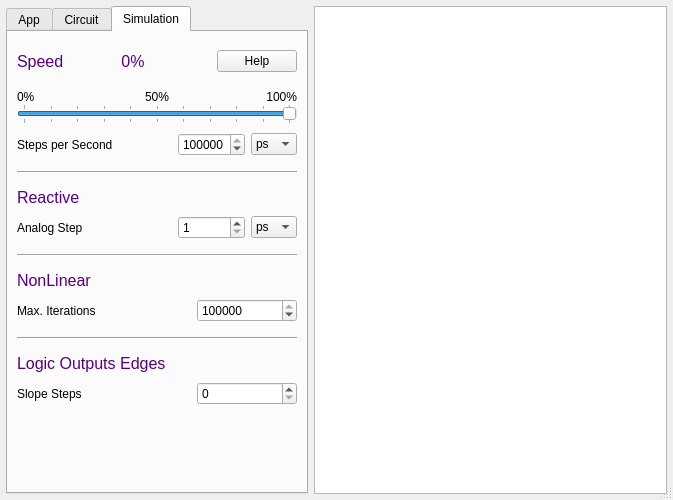
The window that src/gui/appdialogs/appdialog.ui (vraniik/SimulIDE-dev) describes before a commit, drawn with Qt 5.
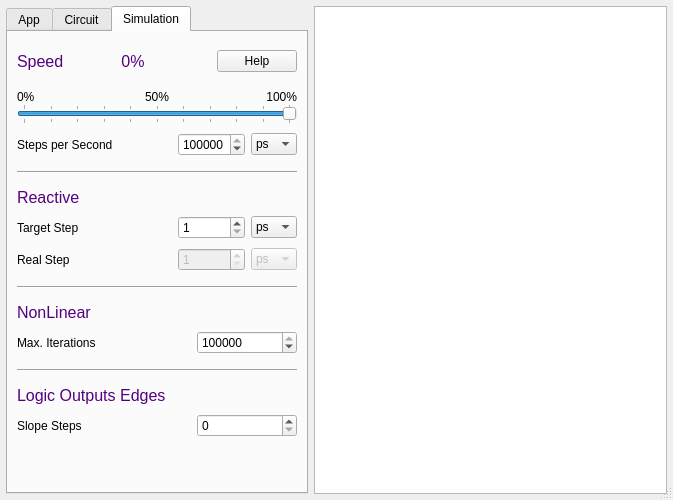
The same window after the commit.

Commit message: AppDialog: show real Reactive Step (with divider).

Diff of the .ui file:
```diff
--- a/src/gui/appdialogs/appdialog.ui
+++ b/src/gui/appdialogs/appdialog.ui
@@ -1338,7 +1338,7 @@
               </sizepolicy>
              </property>
              <property name="text">
-              <string>Analog Step</string>
+              <string>Target Step</string>
              </property>
             </widget>
            </item>
@@ -1363,6 +1363,98 @@
            </item>
            <item>
             <widget class="QComboBox" name="reactStepUnitBox">
+             <property name="sizePolicy">
+              <sizepolicy hsizetype="Fixed" vsizetype="Fixed">
+               <horstretch>0</horstretch>
+               <verstretch>0</verstretch>
+              </sizepolicy>
+             </property>
+             <property name="currentText">
+              <string notr="true">ps</string>
+             </property>
+             <property name="currentIndex">
+              <number>0</number>
+             </property>
+             <property name="maxCount">
+              <number>10</number>
+             </property>
+             <item>
+              <property name="text">
+               <string notr="true">ps</string>
+              </property>
+             </item>
+             <item>
+              <property name="text">
+               <string notr="true">ns</string>
+              </property>
+             </item>
+             <item>
+              <property name="text">
+               <string notr="true">µs</string>
+              </property>
+             </item>
+             <item>
+              <property name="text">
+               <string notr="true">ms</string>
+              </property>
+             </item>
+             <item>
+              <property name="text">
+               <string notr="true">s</string>
+              </property>
+             </item>
+            </widget>
+           </item>
+          </layout>
+         </item>
+         <item>
+          <layout class="QHBoxLayout" name="horizontalLayout_20">
+           <property name="spacing">
+            <number>6</number>
+           </property>
+           <property name="topMargin">
+            <number>9</number>
+           </property>
+           <item>
+            <widget class="QLabel" name="realStep">
+             <property name="sizePolicy">
+              <sizepolicy hsizetype="Preferred" vsizetype="Preferred">
+               <horstretch>0</horstretch>
+               <verstretch>0</verstretch>
+              </sizepolicy>
+             </property>
+             <property name="text">
+              <string>Real Step</string>
+             </property>
+            </widget>
+           </item>
+           <item>
+            <widget class="QSpinBox" name="realStepBox">
+             <property name="enabled">
+              <bool>false</bool>
+             </property>
+             <property name="sizePolicy">
+              <sizepolicy hsizetype="Fixed" vsizetype="Fixed">
+               <horstretch>0</horstretch>
+               <verstretch>0</verstretch>
+              </sizepolicy>
+             </property>
+             <property name="suffix">
+              <string notr="true"/>
+             </property>
+             <property name="minimum">
+              <number>1</number>
+             </property>
+             <property name="maximum">
+              <number>999999999</number>
+             </property>
+            </widget>
+           </item>
+           <item>
+            <widget class="QComboBox" name="realStepUnitBox">
+             <property name="enabled">
+              <bool>false</bool>
+             </property>
              <property name="sizePolicy">
               <sizepolicy hsizetype="Fixed" vsizetype="Fixed">
                <horstretch>0</horstretch>
```
The commit also changes 5 other files.
